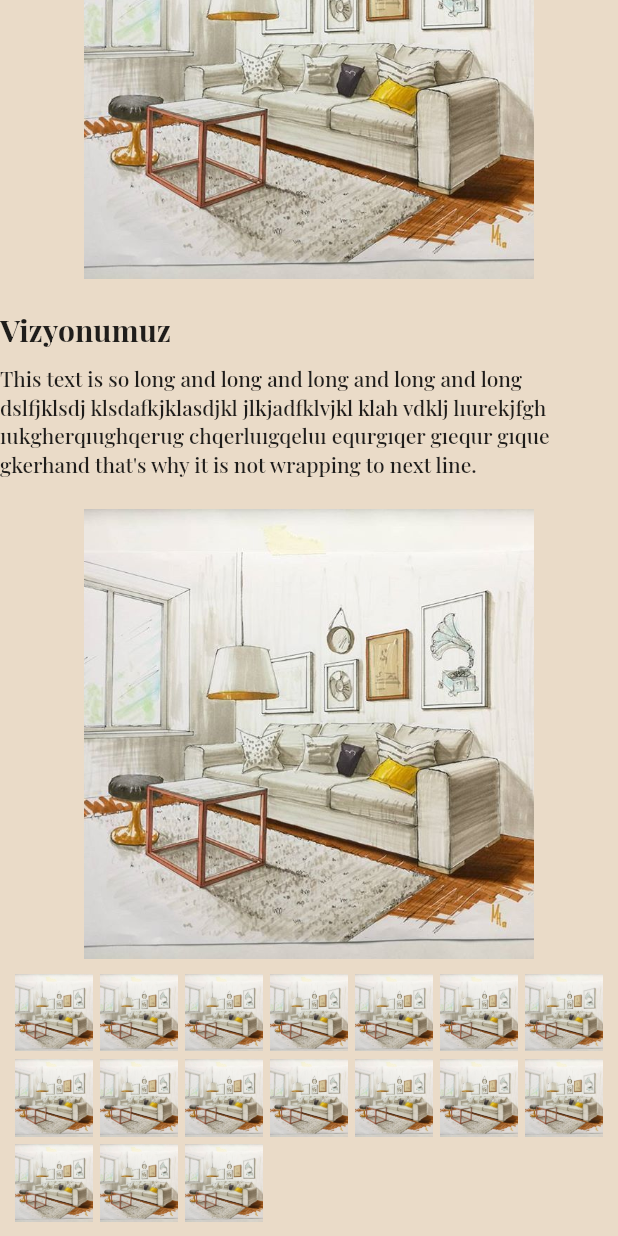
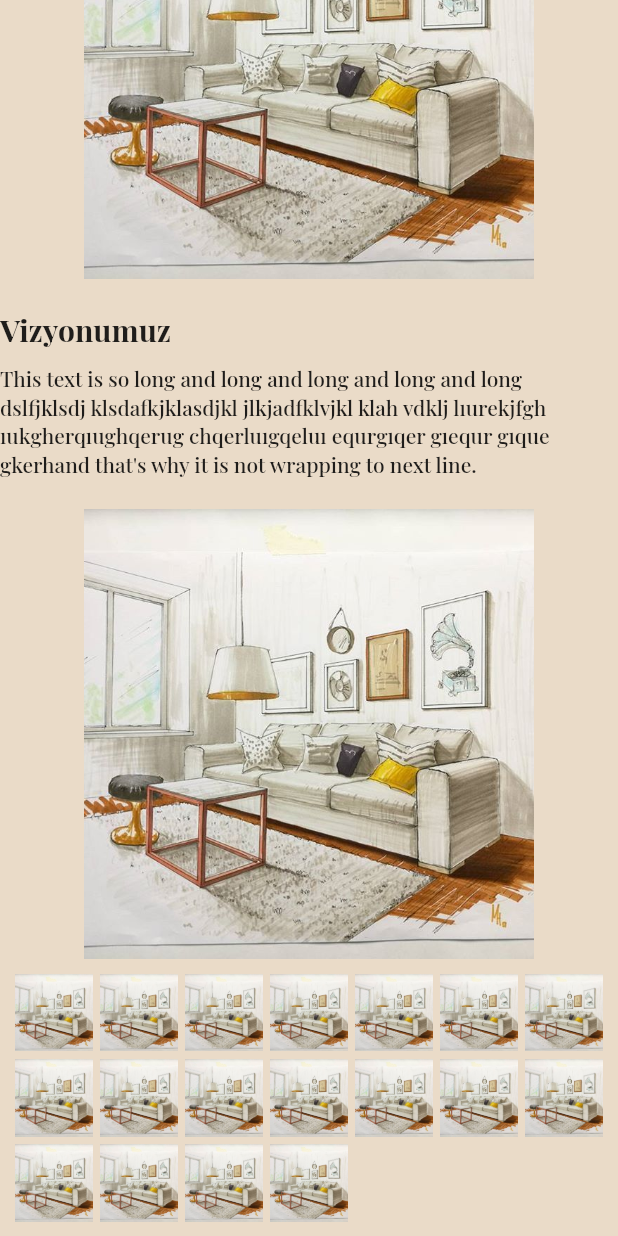
Before and after one commit to dilaraozdemr/infinito_project_web, a Flutter app: the screen it shows after launch, scrolled down 1532 dp, on a phone screen of 412 x 824 dp. Run offline on Flutter 3.47's test engine with Material 2 defaults, Android fonts, the phone set to English and light mode, and no system bars; our stand-ins replace carousel_slider, get.

Commit message:
add file

```diff
--- a/lib/pages/home_page.dart
+++ b/lib/pages/home_page.dart
@@ -80,6 +80,7 @@ class _HomePageState extends State<HomePage> {
                         Container(child: Image.asset("assets/image/home.jpeg")),
                         Container(child: Image.asset("assets/image/home.jpeg")),
                         Container(child: Image.asset("assets/image/home.jpeg")),
+                        Container(child: Image.asset("assets/image/home.jpeg")),
                       ],
                     ),
                   ],
```
